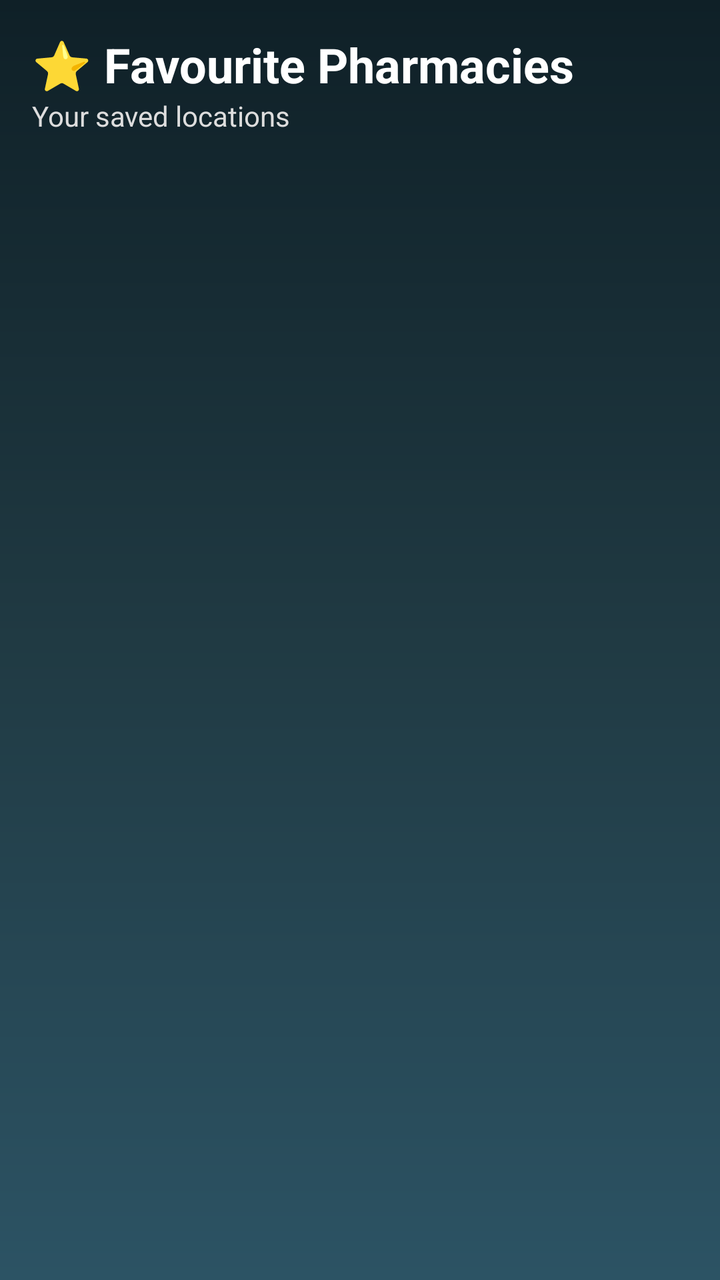
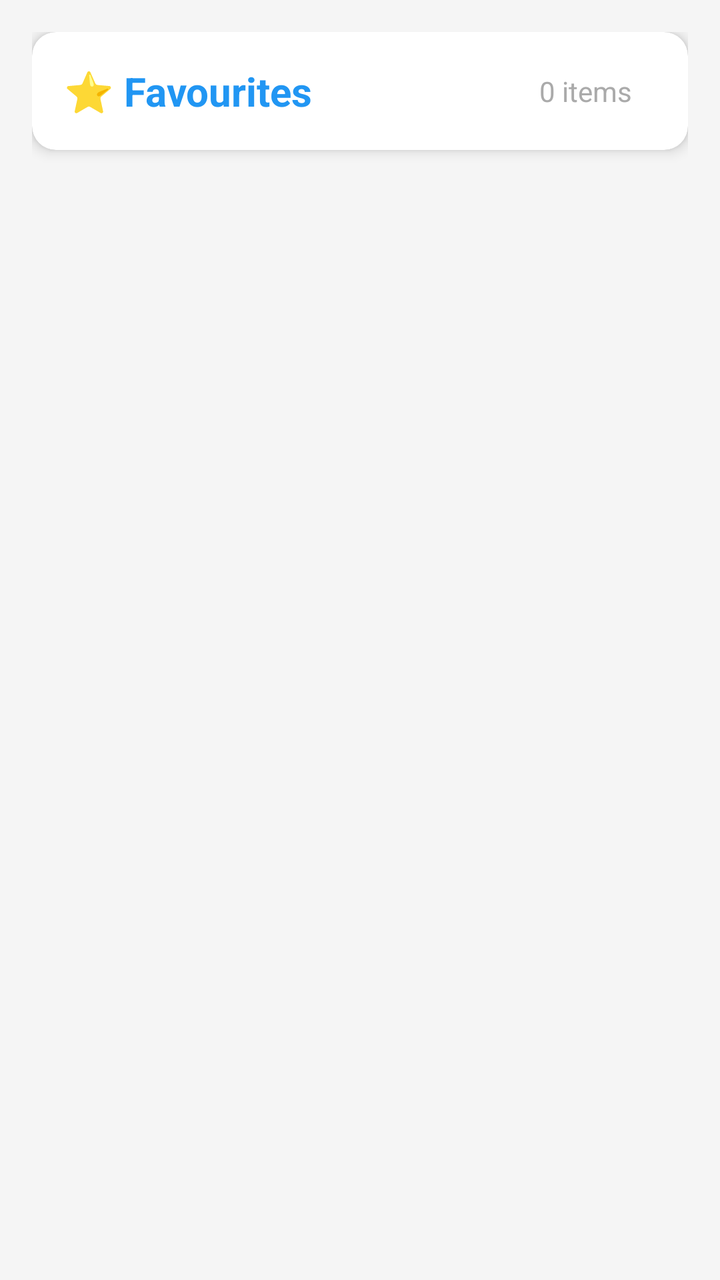

An Android layout rendered at two revisions. The XML below is the earlier revision; the diff shows what the commit changed to produce the second picture.
<!-- AndroidManifest.xml: application theme Theme.MediNear -->
<!-- res/layout/activity_favourites.xml -->
<?xml version="1.0" encoding="utf-8"?>
<LinearLayout xmlns:android="http://schemas.android.com/apk/res/android"
    xmlns:app="http://schemas.android.com/apk/res-auto"
    android:layout_width="match_parent"
    android:layout_height="match_parent"
    android:orientation="vertical"
    android:background="@drawable/bg_register_gradient"
    android:padding="16dp">

    
    <TextView
        android:layout_width="wrap_content"
        android:layout_height="wrap_content"
        android:text="⭐ Favourite Pharmacies"
        android:textSize="24sp"
        android:textStyle="bold"
        android:textColor="@android:color/white"/>

    <TextView
        android:layout_width="wrap_content"
        android:layout_height="wrap_content"
        android:text="Your saved locations"
        android:textColor="#DDDDDD"
        android:layout_marginBottom="12dp"/>

    
    <ProgressBar
        android:id="@+id/progressBar"
        android:layout_width="wrap_content"
        android:layout_height="wrap_content"
        android:layout_gravity="center"
        android:layout_marginTop="20dp"
        android:visibility="gone"/>

    
    <TextView
        android:id="@+id/tvEmpty"
        android:layout_width="match_parent"
        android:layout_height="wrap_content"
        android:text="No favourites yet ⭐"
        android:textColor="@android:color/white"
        android:gravity="center"
        android:layout_marginTop="30dp"
        android:textSize="16sp"
        android:visibility="gone"/>

    
    <androidx.recyclerview.widget.RecyclerView
        android:id="@+id/recyclerView"
        android:layout_width="match_parent"
        android:layout_height="match_parent"
        android:layout_marginTop="10dp"
        android:clipToPadding="false"
        android:paddingBottom="20dp"/>

</LinearLayout>
<!-- resources referenced by this layout -->
<resources>
  <!-- drawable bg_register_gradient (drawable) -->
  <?xml version="1.0" encoding="utf-8"?>
  <shape xmlns:android="http://schemas.android.com/apk/res/android">
      <gradient
          android:startColor="#0F2027"
          android:centerColor="#203A43"
          android:endColor="#2C5364"
          android:angle="270" />
  </shape>
  <style name="Theme.MediNear" parent="Base.Theme.MediNear" />
  <style name="Base.Theme.MediNear" parent="Theme.Material3.DayNight.NoActionBar">
          
          
      </style>
</resources>

<!-- the commit's change to res/layout/activity_favourites.xml (unified diff, before → after) -->
@@ -4,53 +4,109 @@
     android:layout_width="match_parent"
     android:layout_height="match_parent"
     android:orientation="vertical"
-    android:background="@drawable/bg_register_gradient"
+    android:background="@color/background_light"
     android:padding="16dp">
 
-    
-    <TextView
-        android:layout_width="wrap_content"
-        android:layout_height="wrap_content"
-        android:text="⭐ Favourite Pharmacies"
-        android:textSize="24sp"
-        android:textStyle="bold"
-        android:textColor="@android:color/white"/>
-
-    <TextView
-        android:layout_width="wrap_content"
-        android:layout_height="wrap_content"
-        android:text="Your saved locations"
-        android:textColor="#DDDDDD"
-        android:layout_marginBottom="12dp"/>
-
-    
-    <ProgressBar
-        android:id="@+id/progressBar"
-        android:layout_width="wrap_content"
-        android:layout_height="wrap_content"
-        android:layout_gravity="center"
-        android:layout_marginTop="20dp"
-        android:visibility="gone"/>
-
-    
-    <TextView
-        android:id="@+id/tvEmpty"
+    <androidx.cardview.widget.CardView
         android:layout_width="match_parent"
         android:layout_height="wrap_content"
-        android:text="No favourites yet ⭐"
-        android:textColor="@android:color/white"
-        android:gravity="center"
-        android:layout_marginTop="30dp"
-        android:textSize="16sp"
-        android:visibility="gone"/>
+        android:layout_marginBottom="16dp"
+        app:cardCornerRadius="12dp"
+        app:cardElevation="4dp">
 
-    
+        <LinearLayout
+            android:layout_width="match_parent"
+            android:layout_height="wrap_content"
+            android:orientation="horizontal"
+            android:padding="16dp"
+            android:gravity="center_vertical">
+
+            <TextView
+                android:layout_width="0dp"
+                android:layout_height="wrap_content"
+                android:layout_weight="1"
+                android:text="⭐ Favourites"
+                android:textSize="20sp"
+                android:textStyle="bold"
+                android:textColor="@color/primary_color" />
+
+            <TextView
+                android:id="@+id/tvCount"
+                android:layout_width="wrap_content"
+                android:layout_height="wrap_content"
+                android:text="0 items"
+                android:textSize="14sp"
+                android:textColor="@android:color/darker_gray"
+                android:layout_marginEnd="12dp" />
+
+            <Button
+                android:id="@+id/btnClearAll"
+                android:layout_width="wrap_content"
+                android:layout_height="wrap_content"
+                android:text="Clear"
+                android:backgroundTint="@color/red"
+                android:textColor="@android:color/white"
+                android:minWidth="60dp"
+                android:paddingStart="12dp"
+                android:paddingEnd="12dp"
+                android:visibility="gone" />
+
+        </LinearLayout>
+
+    </androidx.cardview.widget.CardView>
+
     <androidx.recyclerview.widget.RecyclerView
         android:id="@+id/recyclerView"
         android:layout_width="match_parent"
-        android:layout_height="match_parent"
-        android:layout_marginTop="10dp"
+        android:layout_height="0dp"
+        android:layout_weight="1"
         android:clipToPadding="false"
-        android:paddingBottom="20dp"/>
+        android:paddingBottom="8dp" />
+
+    <LinearLayout
+        android:id="@+id/emptyState"
+        android:layout_width="match_parent"
+        android:layout_height="0dp"
+        android:layout_weight="1"
+        android:orientation="vertical"
+        android:gravity="center"
+        android:visibility="gone">
+
+        <ImageView
+            android:layout_width="100dp"
+            android:layout_height="100dp"
+            android:src="@drawable/ic_launcher_foreground"
+            android:contentDescription="Empty"
+            android:alpha="0.5" />
+
+        <TextView
+            android:id="@+id/tvEmpty"
+            android:layout_width="wrap_content"
+            android:layout_height="wrap_content"
+            android:text="No Favourites"
+            android:textSize="20sp"
+            android:textStyle="bold"
+            android:textColor="@android:color/darker_gray"
+            android:layout_marginTop="16dp" />
+
+        <TextView
+            android:layout_width="wrap_content"
+            android:layout_height="wrap_content"
+            android:text="Capture and save medicines\nto see them here"
+            android:textSize="14sp"
+            android:textColor="@android:color/darker_gray"
+            android:gravity="center"
+            android:layout_marginTop="8dp" />
+
+        <Button
+            android:layout_width="wrap_content"
+            android:layout_height="wrap_content"
+            android:text="Take a Photo"
+            android:backgroundTint="@color/primary_color"
+            android:textColor="@android:color/white"
+            android:layout_marginTop="24dp"
+            android:onClick="goToCamera" />
+
+    </LinearLayout>
 
 </LinearLayout>
<!-- resource entries referenced after the edit -->
@@ -1,14 +1,39 @@
 <!-- resources referenced by this layout -->
 <resources>
-  <!-- drawable bg_register_gradient (drawable) -->
-  <?xml version="1.0" encoding="utf-8"?>
-  <shape xmlns:android="http://schemas.android.com/apk/res/android">
-      <gradient
-          android:startColor="#0F2027"
-          android:centerColor="#203A43"
-          android:endColor="#2C5364"
-          android:angle="270" />
-  </shape>
+  <color name="background_light">#F5F5F5</color>
+  <color name="primary_color">#2196F3</color>
+  <color name="red">#F44336</color>
+  <!-- drawable ic_launcher_foreground (drawable) -->
+  <vector xmlns:android="http://schemas.android.com/apk/res/android"
+      xmlns:aapt="http://schemas.android.com/aapt"
+      android:width="108dp"
+      android:height="108dp"
+      android:viewportWidth="108"
+      android:viewportHeight="108">
+      <path android:pathData="M31,63.928c0,0 6.4,-11 12.1,-13.1c7.2,-2.6 26,-1.4 26,-1.4l38.1,38.1L107,108.928l-32,-1L31,63.928z">
+          <aapt:attr name="android:fillColor">
+              <gradient
+                  android:endX="85.84757"
+                  android:endY="92.4963"
+                  android:startX="42.9492"
+                  android:startY="49.59793"
+                  android:type="linear">
+                  <item
+                      android:color="#44000000"
+                      android:offset="0.0" />
+                  <item
+                      android:color="#00000000"
+                      android:offset="1.0" />
+              </gradient>
+          </aapt:attr>
+      </path>
+      <path
+          android:fillColor="#FFFFFF"
+          android:fillType="nonZero"
+          android:pathData="M65.3,45.828l3.8,-6.6c0.2,-0.4 0.1,-0.9 -0.3,-1.1c-0.4,-0.2 -0.9,-0.1 -1.1,0.3l-3.9,6.7c-6.3,-2.8 -13.4,-2.8 -19.7,0l-3.9,-6.7c-0.2,-0.4 -0.7,-0.5 -1.1,-0.3C38.8,38.328 38.7,38.828 38.9,39.228l3.8,6.6C36.2,49.428 31.7,56.028 31,63.928h46C76.3,56.028 71.8,49.428 65.3,45.828zM43.4,57.328c-0.8,0 -1.5,-0.5 -1.8,-1.2c-0.3,-0.7 -0.1,-1.5 0.4,-2.1c0.5,-0.5 1.4,-0.7 2.1,-0.4c0.7,0.3 1.2,1 1.2,1.8C45.3,56.528 44.5,57.328 43.4,57.328L43.4,57.328zM64.6,57.328c-0.8,0 -1.5,-0.5 -1.8,-1.2s-0.1,-1.5 0.4,-2.1c0.5,-0.5 1.4,-0.7 2.1,-0.4c0.7,0.3 1.2,1 1.2,1.8C66.5,56.528 65.6,57.328 64.6,57.328L64.6,57.328z"
+          android:strokeWidth="1"
+          android:strokeColor="#00000000" />
+  </vector>
   <style name="Theme.MediNear" parent="Base.Theme.MediNear" />
   <style name="Base.Theme.MediNear" parent="Theme.Material3.DayNight.NoActionBar">
           
